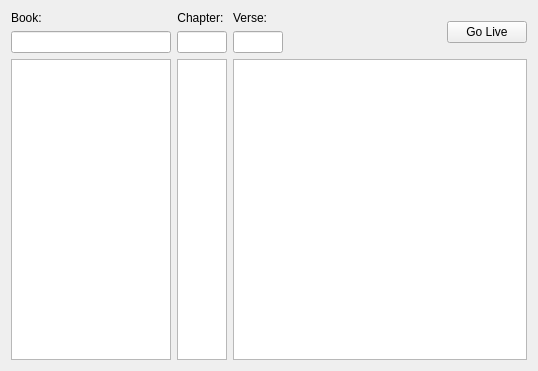
The window that src/biblewidget.ui (SoftProjector/src) describes before a commit, drawn with Qt 5.
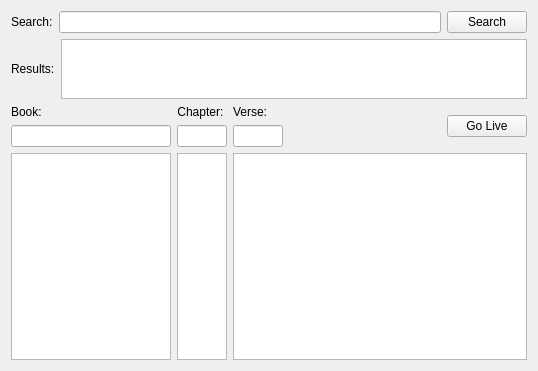
The same window after the commit.

Commit message: Added GUI widgets for searching the bible.

```diff
--- a/src/biblewidget.ui
+++ b/src/biblewidget.ui
@@ -19,7 +19,140 @@
   <property name="windowTitle">
    <string>Form</string>
   </property>
-  <layout class="QHBoxLayout" name="horizontalLayout_2" stretch="0,0,1">
+  <layout class="QVBoxLayout" name="verticalLayout_6">
+   <item>
+    <layout class="QHBoxLayout" name="horizontalLayout_2" stretch="0,1,0">
+     <item>
+      <widget class="QLabel" name="lblBook_2">
+       <property name="sizePolicy">
+        <sizepolicy hsizetype="MinimumExpanding" vsizetype="Fixed">
+         <horstretch>0</horstretch>
+         <verstretch>0</verstretch>
+        </sizepolicy>
+       </property>
+       <property name="minimumSize">
+        <size>
+         <width>0</width>
+         <height>0</height>
+        </size>
+       </property>
+       <property name="maximumSize">
+        <size>
+         <width>16777215</width>
+         <height>16777215</height>
+        </size>
+       </property>
+       <property name="text">
+        <string>Search:</string>
+       </property>
+      </widget>
+     </item>
+     <item>
+      <widget class="QLineEdit" name="search_ef">
+       <property name="sizePolicy">
+        <sizepolicy hsizetype="Expanding" vsizetype="Fixed">
+         <horstretch>0</horstretch>
+         <verstretch>0</verstretch>
+        </sizepolicy>
+       </property>
+       <property name="minimumSize">
+        <size>
+         <width>0</width>
+         <height>0</height>
+        </size>
+       </property>
+       <property name="maximumSize">
+        <size>
+         <width>16777215</width>
+         <height>16777215</height>
+        </size>
+       </property>
+       <property name="toolTip">
+        <string>Search the bible for specified text. Matched verses will appear in the list below. If a bible book is selected, only that book will be searched.</string>
+       </property>
+      </widget>
+     </item>
+     <item>
+      <widget class="QPushButton" name="search_button">
+       <property name="sizePolicy">
+        <sizepolicy hsizetype="Fixed" vsizetype="Fixed">
+         <horstretch>0</horstretch>
+         <verstretch>0</verstretch>
+        </sizepolicy>
+       </property>
+       <property name="toolTip">
+        <string>&lt;!DOCTYPE HTML PUBLIC &quot;-//W3C//DTD HTML 4.0//EN&quot; &quot;http://www.w3.org/TR/REC-html40/strict.dtd&quot;&gt;
+&lt;html&gt;&lt;head&gt;&lt;meta name=&quot;qrichtext&quot; content=&quot;1&quot; /&gt;&lt;style type=&quot;text/css&quot;&gt;
+p, li { white-space: pre-wrap; }
+&lt;/style&gt;&lt;/head&gt;&lt;body style=&quot; font-family:'MS Shell Dlg 2'; font-size:8.25pt; font-weight:400; font-style:normal;&quot;&gt;
+&lt;p style=&quot; margin-top:0px; margin-bottom:0px; margin-left:0px; margin-right:0px; -qt-block-indent:0; text-indent:0px;&quot;&gt;&lt;span style=&quot; font-size:8pt;&quot;&gt;Quickly display  the selected Bible verse on the screen&lt;/span&gt;&lt;/p&gt;&lt;/body&gt;&lt;/html&gt;</string>
+       </property>
+       <property name="text">
+        <string>Search</string>
+       </property>
+       <property name="shortcut">
+        <string>Return</string>
+       </property>
+      </widget>
+     </item>
+    </layout>
+   </item>
+   <item>
+    <layout class="QHBoxLayout" name="horizontalLayout_4" stretch="0,1">
+     <item>
+      <widget class="QLabel" name="lblBook_3">
+       <property name="sizePolicy">
+        <sizepolicy hsizetype="MinimumExpanding" vsizetype="Fixed">
+         <horstretch>0</horstretch>
+         <verstretch>0</verstretch>
+        </sizepolicy>
+       </property>
+       <property name="minimumSize">
+        <size>
+         <width>0</width>
+         <height>0</height>
+        </size>
+       </property>
+       <property name="maximumSize">
+        <size>
+         <width>16777215</width>
+         <height>20</height>
+        </size>
+       </property>
+       <property name="text">
+        <string>Results:</string>
+       </property>
+      </widget>
+     </item>
+     <item>
+      <widget class="QListWidget" name="search_results_list">
+       <property name="sizePolicy">
+        <sizepolicy hsizetype="Expanding" vsizetype="Expanding">
+         <horstretch>0</horstretch>
+         <verstretch>0</verstretch>
+        </sizepolicy>
+       </property>
+       <property name="minimumSize">
+        <size>
+         <width>160</width>
+         <height>0</height>
+        </size>
+       </property>
+       <property name="maximumSize">
+        <size>
+         <width>16777215</width>
+         <height>60</height>
+        </size>
+       </property>
+       <property name="alternatingRowColors">
+        <bool>false</bool>
+       </property>
+      </widget>
+     </item>
+    </layout>
+   </item>
+   <item>
+    <layout class="QHBoxLayout" name="horizontalLayout_3">
    <item>
     <layout class="QVBoxLayout" name="verticalLayout_2">
      <item>
@@ -220,11 +353,6 @@
         </spacer>
        </item>
        <item>
-        <layout class="QVBoxLayout" name="verticalLayout_5">
-         <property name="spacing">
-          <number>0</number>
-         </property>
-         <item>
           <widget class="QPushButton" name="btnLive">
            <property name="sizePolicy">
             <sizepolicy hsizetype="Fixed" vsizetype="Fixed">
@@ -248,21 +376,10 @@
           </widget>
          </item>
          <item>
-          <spacer name="verticalSpacer">
-           <property name="orientation">
-            <enum>Qt::Vertical</enum>
+          <layout class="QVBoxLayout" name="verticalLayout_5">
+           <property name="spacing">
+            <number>0</number>
            </property>
-           <property name="sizeType">
-            <enum>QSizePolicy::Preferred</enum>
-           </property>
-           <property name="sizeHint" stdset="0">
-            <size>
-             <width>20</width>
-             <height>0</height>
-            </size>
-           </property>
-          </spacer>
-         </item>
         </layout>
        </item>
       </layout>
@@ -280,6 +397,8 @@
     </layout>
    </item>
   </layout>
+   </item>
+  </layout>
  </widget>
  <tabstops>
   <tabstop>lineEditBook</tabstop>
```
Left out of the diff: 1 changed line with no effect on the pictures. Lines whose indentation alone changed are shown as unchanged.
